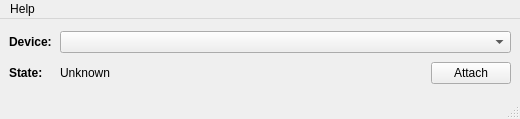
This is sources/dconn.ui in AiltonFidelix/DConn as Qt 5 draws it before an edit. The edited form follows.
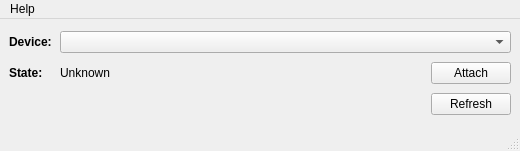
This is the edited form.

Commit message: feat: Add refresh button

Patch:
```diff
--- a/sources/dconn.ui
+++ b/sources/dconn.ui
@@ -7,7 +7,7 @@
     <x>0</x>
     <y>0</y>
     <width>520</width>
-    <height>119</height>
+    <height>151</height>
    </rect>
   </property>
   <property name="windowTitle">
@@ -97,6 +97,30 @@
       </item>
      </layout>
     </item>
+    <item>
+     <layout class="QHBoxLayout" name="horizontalLayout_2">
+      <item>
+       <spacer name="horizontalSpacer_2">
+        <property name="orientation">
+         <enum>Qt::Orientation::Horizontal</enum>
+        </property>
+        <property name="sizeHint" stdset="0">
+         <size>
+          <width>40</width>
+          <height>20</height>
+         </size>
+        </property>
+       </spacer>
+      </item>
+      <item>
+       <widget class="QPushButton" name="btRefresh">
+        <property name="text">
+         <string>Refresh</string>
+        </property>
+       </widget>
+      </item>
+     </layout>
+    </item>
    </layout>
   </widget>
   <widget class="QMenuBar" name="menubar">
```
The commit also changes 2 other files.
